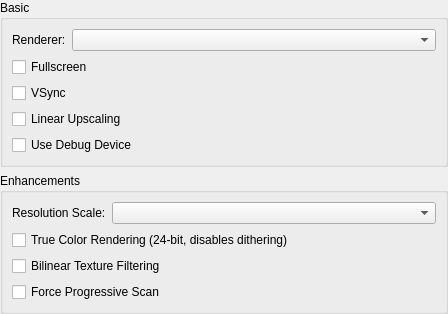
kofxi3584karlayang/duckstation, file src/duckstation-qt/gpusettingswidget.ui: the form before one commit.
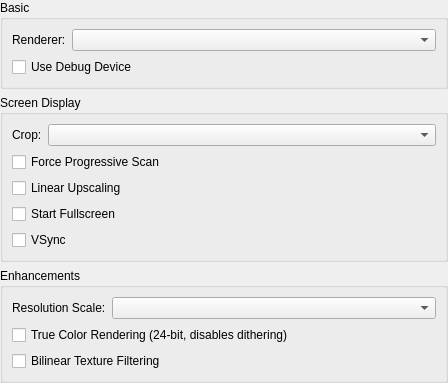
The form after the commit.

Commit message: GPU: Implement "Crop Mode" (none, overscan, all borders)

Patch:
```diff
--- a/src/duckstation-qt/gpusettingswidget.ui
+++ b/src/duckstation-qt/gpusettingswidget.ui
@@ -42,34 +42,60 @@
       <item row="0" column="1">
        <widget class="QComboBox" name="renderer"/>
       </item>
-      <item row="4" column="0" colspan="2">
+      <item row="1" column="0" colspan="2">
        <widget class="QCheckBox" name="useDebugDevice">
         <property name="text">
          <string>Use Debug Device</string>
         </property>
        </widget>
       </item>
-      <item row="3" column="0" colspan="2">
+     </layout>
+    </widget>
+   </item>
+   <item>
+    <widget class="QGroupBox" name="groupBox_3">
+     <property name="title">
+      <string>Screen Display</string>
+     </property>
+     <layout class="QFormLayout" name="formLayout_4">
+      <item row="0" column="0">
+       <widget class="QLabel" name="label_3">
+        <property name="text">
+         <string>Crop:</string>
+        </property>
+       </widget>
+      </item>
+      <item row="0" column="1">
+       <widget class="QComboBox" name="cropMode"/>
+      </item>
+      <item row="1" column="0" colspan="2">
+       <widget class="QCheckBox" name="forceProgressiveScan">
+        <property name="text">
+         <string>Force Progressive Scan</string>
+        </property>
+       </widget>
+      </item>
+      <item row="2" column="0" colspan="2">
        <widget class="QCheckBox" name="displayLinearFiltering">
         <property name="text">
          <string>Linear Upscaling</string>
         </property>
        </widget>
       </item>
-      <item row="2" column="0" colspan="2">
+      <item row="3" column="0" colspan="2">
+       <widget class="QCheckBox" name="startFullscreen">
+        <property name="text">
+         <string>Start Fullscreen</string>
+        </property>
+       </widget>
+      </item>
+      <item row="4" column="0" colspan="2">
        <widget class="QCheckBox" name="vsync">
         <property name="text">
          <string>VSync</string>
         </property>
        </widget>
       </item>
-      <item row="1" column="0" colspan="2">
-       <widget class="QCheckBox" name="fullscreen">
-        <property name="text">
-         <string>Fullscreen</string>
-        </property>
-       </widget>
-      </item>
      </layout>
     </widget>
    </item>
@@ -103,13 +129,6 @@
         </property>
        </widget>
       </item>
-      <item row="3" column="0" colspan="2">
-       <widget class="QCheckBox" name="forceProgressiveScan">
-        <property name="text">
-         <string>Force Progressive Scan</string>
-        </property>
-       </widget>
-      </item>
      </layout>
     </widget>
    </item>
```
The commit also changes 27 other files.
